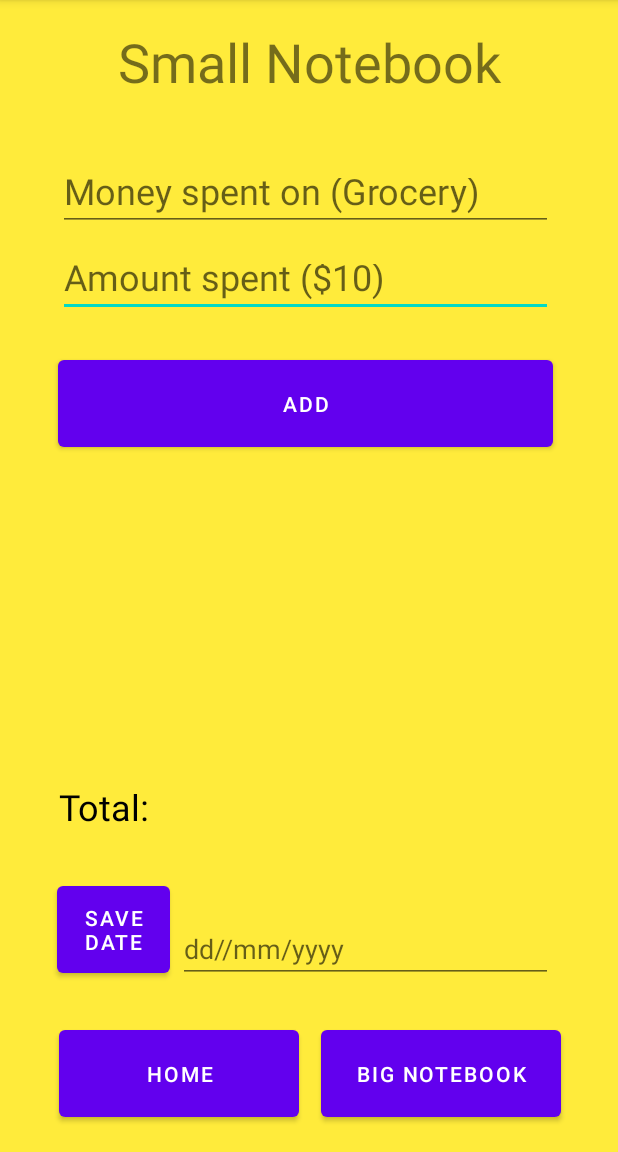
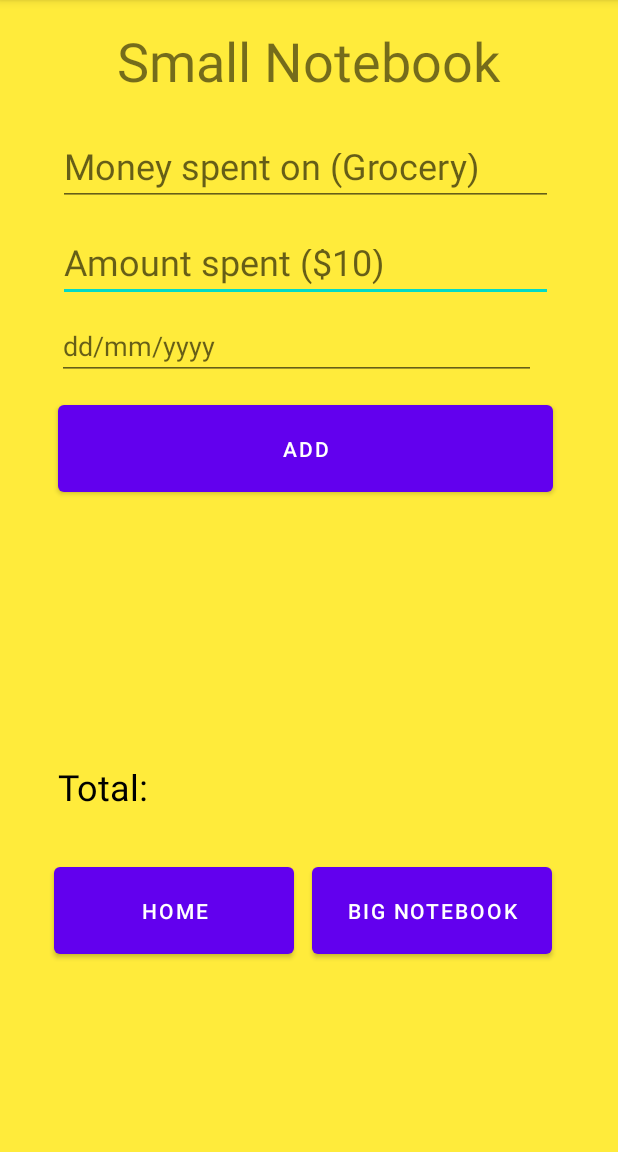
Before and after one commit to imohitsingh/Group-C-Final-Project, an Android app: the SmallNotebookActivity screen opened directly, with no data from a screen before it, on a phone screen of 412 x 824 dp, the part 84-1236 px from its top. Run offline under Robolectric (Android 15) with nearby library versions, the phone set to English and light mode, and no system bars.

Commit message:
March 29, 2021 SmallNotebookActivity -Fixed constraints -Fixed Layout

```diff
--- a/app/src/main/java/com/example/groupcfinalproject/Settings.java
+++ b/app/src/main/java/com/example/groupcfinalproject/Settings.java
@@ -2,7 +2,12 @@ package com.example.groupcfinalproject;
 
 import androidx.appcompat.app.AppCompatActivity;
 
+import android.app.Activity;
 import android.os.Bundle;
+import android.view.View;
+import android.widget.AdapterView;
+import android.widget.ArrayAdapter;
+import android.widget.Spinner;
 
 public class Settings extends AppCompatActivity {
 
@@ -10,5 +15,22 @@ public class Settings extends AppCompatActivity {
     protected void onCreate(Bundle savedInstanceState) {
         super.onCreate(savedInstanceState);
         setContentView(R.layout.activity_settings);
+
+
     }
+
+    public class activity_settings extends Activity implements AdapterView.OnItemSelectedListener {
+
+        public void onItemSelected(AdapterView<?> parent, View view,
+                                   int pos, long id) {
+            // An item was selected. You can retrieve the selected item using
+            // parent.getItemAtPosition(pos)
+        }
+
+        public void onNothingSelected(AdapterView<?> parent) {
+            // Another interface callback
+        }
+    }
+
+
 }
--- a/app/src/main/java/com/example/groupcfinalproject/SmallNotebookActivity.java
+++ b/app/src/main/java/com/example/groupcfinalproject/SmallNotebookActivity.java
@@ -41,7 +41,7 @@ public class SmallNotebookActivity extends AppCompatActivity {
         date = (EditText)findViewById(R.id.editTextDate);
         show = (ListView)findViewById(R.id.expenses);
         save =(Button)findViewById(R.id.saveBtn);
-        dateBtn = (Button)findViewById(R.id.dateBtn);
+        //dateBtn = (Button)findViewById(R.id.dateBtn);
         save.setOnClickListener(new View.OnClickListener(){
             public void onClick(View v){
                 String getInputText = inputText.getText().toString();
@@ -61,7 +61,7 @@ public class SmallNotebookActivity extends AppCompatActivity {
                 }
             }
         });
-
+/*
         dateBtn.setOnClickListener(new View.OnClickListener() {
             @Override
             public void onClick(View v) {
@@ -86,7 +86,7 @@ public class SmallNotebookActivity extends AppCompatActivity {
 
                 Toast.makeText(SmallNotebookActivity.this, saveDate, Toast.LENGTH_LONG).show();
             }
-        });
+        });*/
     }
 
     public void goTo_HomeActivity(View view) {
--- a/app/src/main/res/layout/activity_settings.xml
+++ b/app/src/main/res/layout/activity_settings.xml
@@ -48,4 +48,16 @@
         android:layout_marginEnd="124dp"
         app:layout_constraintEnd_toEndOf="parent"
         app:layout_constraintTop_toTopOf="parent" />
+
+    <Spinner
+        android:id="@+id/spinnerCurrencies"
+        android:layout_width="124dp"
+        android:layout_height="34dp"
+        android:layout_marginTop="76dp"
+        android:entries="@array/currencies"
+        app:layout_constraintEnd_toEndOf="parent"
+        app:layout_constraintHorizontal_bias="0.466"
+        app:layout_constraintStart_toEndOf="@+id/textView3"
+        app:layout_constraintTop_toTopOf="parent" />
+
 </androidx.constraintlayout.widget.ConstraintLayout>
--- a/app/src/main/res/layout/activity_small_notebook.xml
+++ b/app/src/main/res/layout/activity_small_notebook.xml
@@ -11,137 +11,114 @@
         android:id="@+id/small_to_home"
         android:layout_width="160dp"
         android:layout_height="70dp"
+        android:layout_marginStart="36dp"
+        android:layout_marginTop="572dp"
         android:onClick="goTo_HomeActivity"
         android:text="@string/home"
-        app:layout_constraintBottom_toBottomOf="parent"
-        app:layout_constraintEnd_toEndOf="parent"
-        app:layout_constraintHorizontal_bias="0.155"
         app:layout_constraintStart_toStartOf="parent"
-        app:layout_constraintTop_toTopOf="parent"
-        app:layout_constraintVertical_bias="0.975" />
+        app:layout_constraintTop_toTopOf="parent" />
 
     <Button
         android:id="@+id/small_to_big"
         android:layout_width="160dp"
         android:layout_height="70dp"
+        android:layout_marginTop="572dp"
         android:onClick="goTo_BigNotebookActivity"
         android:text="@string/big_notebook"
-        app:layout_constraintBottom_toBottomOf="parent"
         app:layout_constraintEnd_toEndOf="parent"
-        app:layout_constraintHorizontal_bias="0.848"
-        app:layout_constraintStart_toStartOf="parent"
-        app:layout_constraintTop_toTopOf="parent"
-        app:layout_constraintVertical_bias="0.975" />
+        app:layout_constraintHorizontal_bias="0.218"
+        app:layout_constraintStart_toEndOf="@+id/small_to_home"
+        app:layout_constraintTop_toTopOf="parent" />
 
     <TextView
         android:id="@+id/textView2"
         android:layout_width="336dp"
         android:layout_height="65dp"
+        android:layout_marginTop="16dp"
         android:text="@string/small_notebook"
         android:textAlignment="center"
         android:textSize="36sp"
-        app:layout_constraintBottom_toBottomOf="parent"
         app:layout_constraintEnd_toEndOf="parent"
+        app:layout_constraintHorizontal_bias="0.493"
         app:layout_constraintStart_toStartOf="parent"
-        app:layout_constraintTop_toTopOf="parent"
-        app:layout_constraintVertical_bias="0.024" />
+        app:layout_constraintTop_toTopOf="parent" />
 
     <EditText
         android:id="@+id/editTextMoney"
         android:layout_width="330dp"
         android:layout_height="45dp"
+        android:layout_marginTop="156dp"
         android:autofillHints=""
         android:ems="10"
         android:hint="@string/amount_spent_10"
         android:inputType="textPersonName"
         android:textSize="24sp"
-        app:layout_constraintBottom_toBottomOf="parent"
         app:layout_constraintEnd_toEndOf="parent"
         app:layout_constraintHorizontal_bias="0.469"
         app:layout_constraintStart_toStartOf="parent"
-        app:layout_constraintTop_toTopOf="parent"
-        app:layout_constraintVertical_bias="0.23" />
+        app:layout_constraintTop_toTopOf="parent" />
 
     <EditText
         android:id="@+id/editTextThing"
         android:layout_width="330dp"
         android:layout_height="45dp"
+        android:layout_marginTop="92dp"
         android:autofillHints=""
         android:ems="10"
         android:hint="@string/money_spent_on_grocery"
         android:inputType="textPersonName"
         android:textSize="24sp"
-        app:layout_constraintBottom_toBottomOf="parent"
         app:layout_constraintEnd_toEndOf="parent"
         app:layout_constraintHorizontal_bias="0.469"
         app:layout_constraintStart_toStartOf="parent"
-        app:layout_constraintTop_toTopOf="parent"
-        app:layout_constraintVertical_bias="0.15" />
+        app:layout_constraintTop_toTopOf="parent" />
+
+    <ListView
+        android:id="@+id/expenses"
+        android:layout_width="330dp"
+        android:layout_height="150dp"
+        android:layout_marginTop="348dp"
+        app:layout_constraintEnd_toEndOf="parent"
+        app:layout_constraintHorizontal_bias="0.469"
+        app:layout_constraintStart_toStartOf="parent"
+        app:layout_constraintTop_toTopOf="parent" />
 
     <Button
         android:id="@+id/saveBtn"
         android:layout_width="330dp"
         android:layout_height="70dp"
+        android:layout_marginTop="264dp"
         android:text="@string/save"
-        app:layout_constraintBottom_toBottomOf="parent"
         app:layout_constraintEnd_toEndOf="parent"
         app:layout_constraintHorizontal_bias="0.469"
         app:layout_constraintStart_toStartOf="parent"
-        app:layout_constraintTop_toTopOf="parent"
-        app:layout_constraintVertical_bias="0.335" />
-
-    <Button
-        android:id="@+id/dateBtn"
-        android:layout_width="75dp"
-        android:layout_height="70dp"
-        android:text="@string/date"
-        android:textAlignment="center"
-        android:textSize="14sp"
-        app:layout_constraintBottom_toBottomOf="parent"
-        app:layout_constraintEnd_toEndOf="parent"
-        app:layout_constraintHorizontal_bias="0.113"
-        app:layout_constraintStart_toStartOf="parent"
-        app:layout_constraintTop_toTopOf="parent"
-        app:layout_constraintVertical_bias="0.838" />
-
-    <ListView
-        android:id="@+id/expenses"
-        android:layout_width="330dp"
-        android:layout_height="150dp"
-        app:layout_constraintBottom_toBottomOf="parent"
-        app:layout_constraintEnd_toEndOf="parent"
-        app:layout_constraintHorizontal_bias="0.493"
-        app:layout_constraintStart_toStartOf="parent"
-        app:layout_constraintTop_toTopOf="parent"
-        app:layout_constraintVertical_bias="0.564" />
+        app:layout_constraintTop_toTopOf="parent" />
 
     <TextView
         android:id="@+id/sumText"
         android:layout_width="330dp"
         android:layout_height="45dp"
+        android:layout_marginTop="508dp"
         android:text="@string/total"
         android:textColor="@color/black"
         android:textSize="24sp"
-        app:layout_constraintBottom_toBottomOf="parent"
         app:layout_constraintEnd_toEndOf="parent"
-        app:layout_constraintHorizontal_bias="0.481"
+        app:layout_constraintHorizontal_bias="0.469"
         app:layout_constraintStart_toStartOf="parent"
-        app:layout_constraintTop_toTopOf="parent"
-        app:layout_constraintVertical_bias="0.721" />
+        app:layout_constraintTop_toTopOf="parent" />
 
     <EditText
         android:id="@+id/editTextDate"
-        android:layout_width="250dp"
-        android:layout_height="45dp"
+        android:layout_width="319dp"
+        android:layout_height="41dp"
+        android:layout_marginTop="212dp"
         android:autofillHints=""
         android:ems="10"
         android:hint="@string/dd_mm_yyyy"
         android:inputType="date"
-        app:layout_constraintBottom_toBottomOf="parent"
         app:layout_constraintEnd_toEndOf="parent"
-        app:layout_constraintHorizontal_bias="0.732"
+        app:layout_constraintHorizontal_bias="0.413"
         app:layout_constraintStart_toStartOf="parent"
-        app:layout_constraintTop_toTopOf="parent"
-        app:layout_constraintVertical_bias="0.844" />
+        app:layout_constraintTop_toTopOf="parent" />
 
 </androidx.constraintlayout.widget.ConstraintLayout>
--- a/app/src/main/res/values/strings.xml
+++ b/app/src/main/res/values/strings.xml
@@ -10,5 +10,12 @@
     <string name="emptyInput">Input is empty</string>
     <string name="total">Total:</string>
     <string name="date">Save Date</string>
-    <string name="dd_mm_yyyy">dd//mm/yyyy</string>
+    <string name="dd_mm_yyyy">dd/mm/yyyy</string>
+    <string-array name="currencies">
+        <item>$(CAD)</item>
+        <item>$(USD)</item>
+        <item>$(AUD)</item>
+        <item>€(EUR)</item>
+        <item>¥(JPY)</item>
+    </string-array>
 </resources>
```
